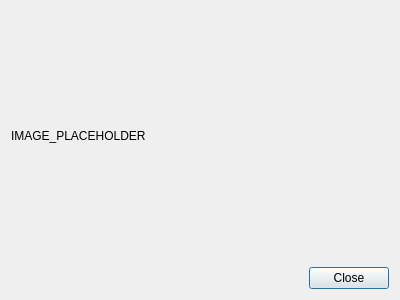
Above: src/admc/ui/dialog/image_view.ui from altlinux/admc before the change. Below: the same form after it.
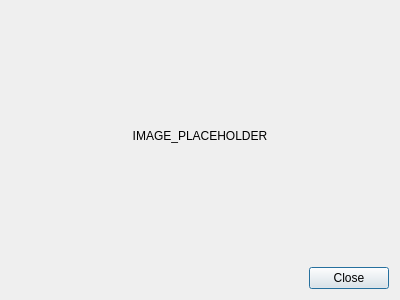
That is the form after the change.

Commit message:
feat(image_view): center the user image
* src/admc/ui/dialog/image_view.ui: Center the user image.

The edit to the form file:
```diff
--- a/src/admc/ui/dialog/image_view.ui
+++ b/src/admc/ui/dialog/image_view.ui
@@ -16,6 +16,9 @@
   <layout class="QVBoxLayout" name="verticalLayout">
    <item>
     <widget class="QLabel" name="image_view">
+     <property name="alignment">
+      <enum>Qt::AlignCenter</enum>
+     </property>
      <property name="text">
       <string>IMAGE_PLACEHOLDER</string>
      </property>
```
